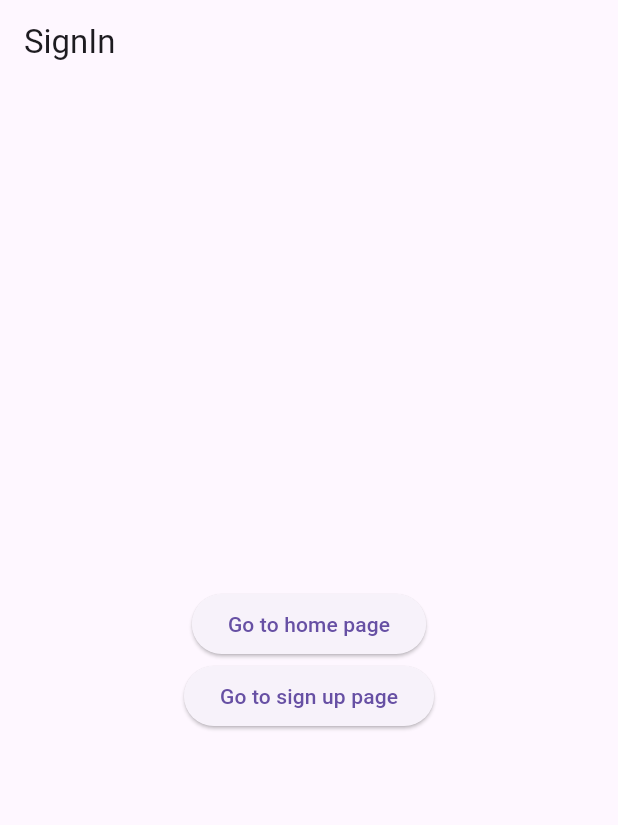
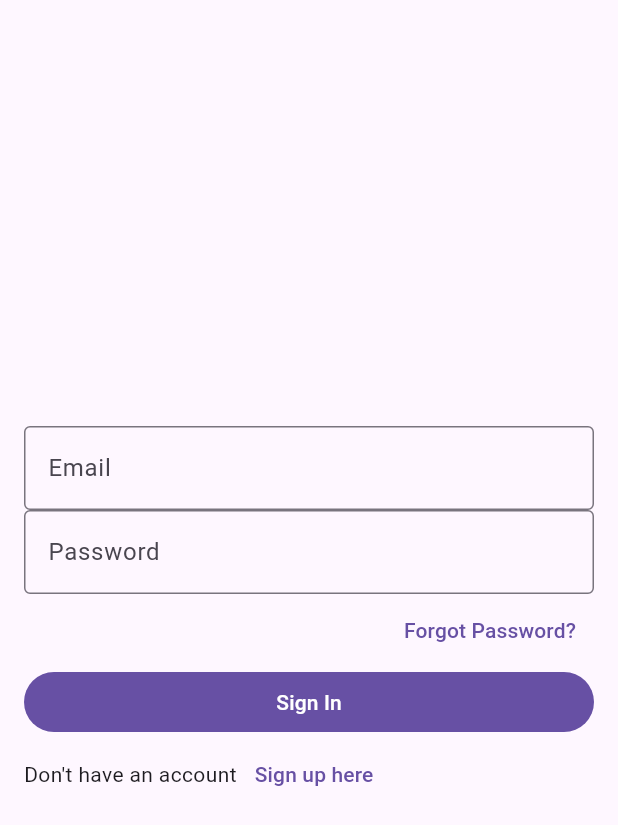
Before and after one commit to kitsoNamane/bhc-hackathon, a Flutter app: the screen it shows after launch, on a phone screen of 412 x 824 dp. Shown: the top 825 px of the screen. Run offline on Flutter 3.47's test engine with Material 3 defaults, Android fonts, the phone set to English and light mode, and no system bars; our stand-ins replace go_router.

Commit message:
feat: base sign in form

```diff
--- a/lib/view/onboarding.dart
+++ b/lib/view/onboarding.dart
@@ -1,18 +1,8 @@
+import 'package:bhc_hackathon/view/sign_in_form.dart';
 import 'package:flutter/material.dart';
 
 import 'navigation.dart';
 import 'navigation_constants.dart';
-
-class OnboardingPage extends StatelessWidget {
-  const OnboardingPage({super.key});
-
-  @override
-  Widget build(BuildContext context) {
-    return const Center(
-      child: Text("Onboarding screen"),
-    );
-  }
-}
 
 class SignUpPage extends StatelessWidget {
   const SignUpPage({super.key});
@@ -42,33 +32,10 @@ class SignInPage extends StatelessWidget {
 
   @override
   Widget build(BuildContext context) {
-    return Scaffold(
-      appBar: AppBar(
-        title: const Text("SignIn"),
-      ),
+    return const Scaffold(
       body: Center(
-        child: Column(
-          mainAxisAlignment: MainAxisAlignment.center,
-          children: [
-            ElevatedButton(
-              onPressed: () {
-                NavigationHelper.router.go(
-                  NavigationConstants.homePath,
-                );
-              },
-              child: const Text('Go to home page'),
-            ),
-            ElevatedButton(
-              onPressed: () {
-                NavigationHelper.router.push(
-                  NavigationConstants.signUpPath,
-                );
-              },
-              child: const Text('Go to sign up page'),
-            ),
-          ],
+        child: SignInForm()
         ),
-      ),
     );
   }
 }
--- /dev/null
+++ b/lib/view/sign_in_form.dart
@@ -0,0 +1,69 @@
+
+import 'package:bhc_hackathon/view/navigation.dart';
+import 'package:bhc_hackathon/view/navigation_constants.dart';
+import 'package:flutter/material.dart';
+
+class SignInForm extends StatefulWidget {
+  const SignInForm({super.key});
+
+  @override
+  State<SignInForm> createState() => SignInFormState();
+}
+
+class SignInFormState extends State<SignInForm> {
+  final _formKey = GlobalKey<FormState>();
+  @override
+  Widget build(BuildContext context) {
+    return Form(
+      key: _formKey,
+      child: Container(
+        margin: const EdgeInsets.all(16),
+        child: Column(
+          mainAxisAlignment: MainAxisAlignment.center,
+          children: [
+            const TextField(
+              obscureText: false,
+              decoration: InputDecoration(
+                border: OutlineInputBorder(),
+                labelText: "Email",
+              ),
+            ),
+            const TextField(
+              obscureText: true,
+              decoration: InputDecoration(
+                border: OutlineInputBorder(),
+                labelText: "Password",
+              ),
+            ),
+            Align(
+              alignment: Alignment.centerRight,
+              child: TextButton(
+                  onPressed: (){},
+                  child: const Text("Forgot Password?")
+              ),
+            ),
+            SizedBox(
+              width: double.infinity,
+              child: FilledButton(
+                  onPressed: (){
+                  },
+                  child: const Text("Sign In"),
+              ),
+            ),
+            Row(
+              children: [
+                const Text("Don't have an account"),
+                TextButton(onPressed: (){
+                 NavigationHelper.router.push(
+                   NavigationConstants.signUpPath,
+                 );
+                },child: const Text("Sign up here")),
+              ],
+            )
+          ],
+        ),
+      ),
+
+    );
+  }
+}
--- a/pubspec.yaml
+++ b/pubspec.yaml
@@ -35,7 +35,6 @@ dependencies:
   # The following adds the Cupertino Icons font to your application.
   # Use with the CupertinoIcons class for iOS style icons.
   cupertino_icons: ^1.0.6
-  firebase_analytics: ^11.0.1
   firebase_core: ^3.1.0
   go_router: ^14.2.0
 
```
Also changed, not shown: pubspec.lock, 2 other files.
